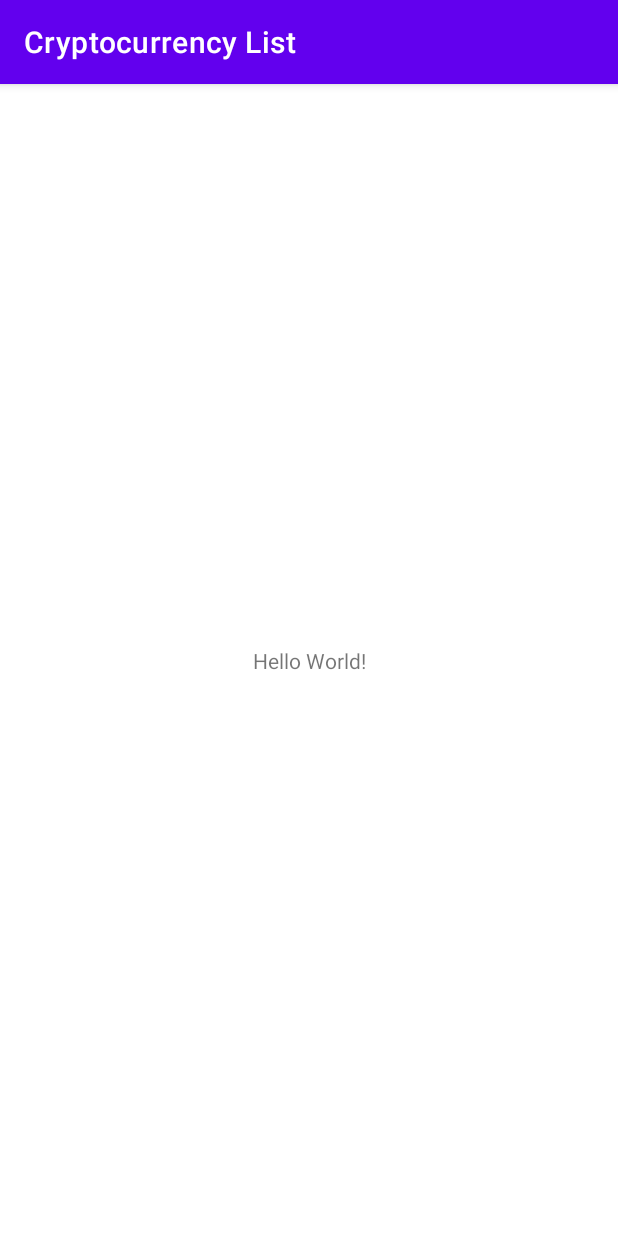
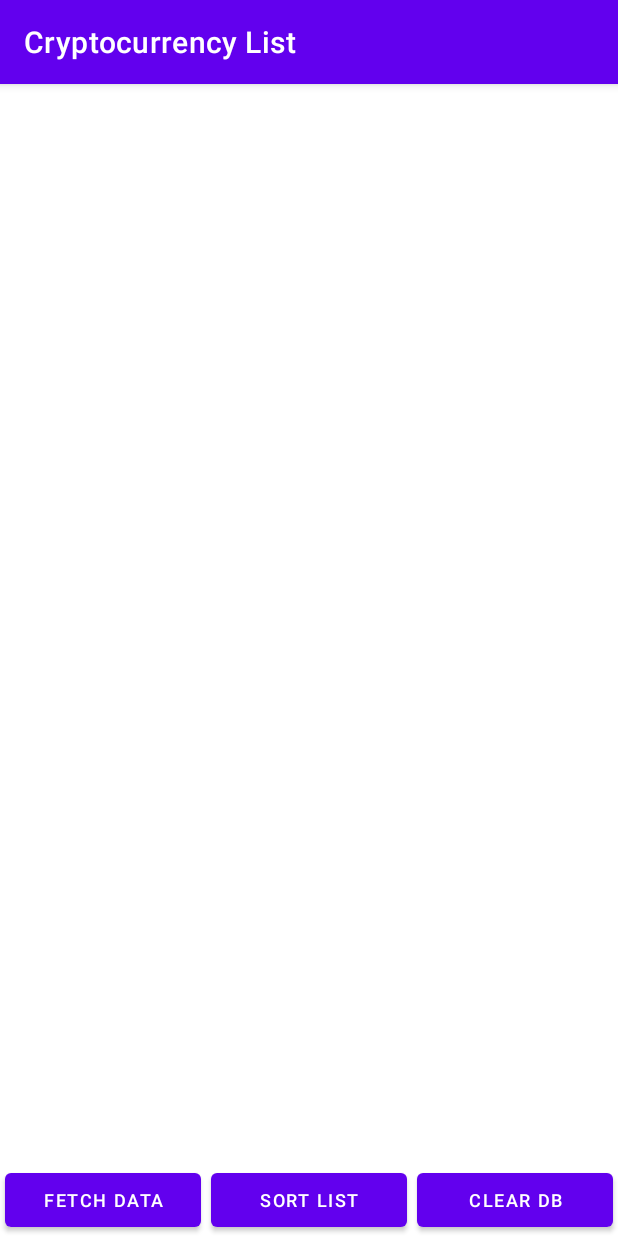
Before and after one commit to kevinhao426/CryptocurrencyList, an Android app: the screen it shows after launch (MainActivity), on a phone screen of 412 x 824 dp. Run offline under Robolectric (Android 15) with nearby library versions, the phone set to English and light mode, and no system bars; our stand-ins replace Dagger/Hilt's generated code, Room's generated code, Timber.

```diff
--- a/app/build.gradle
+++ b/app/build.gradle
@@ -31,6 +31,9 @@ android {
     kotlinOptions {
         jvmTarget = '1.8'
     }
+    buildFeatures {
+        viewBinding true
+    }
 }
 
 dependencies {
@@ -50,7 +53,7 @@ dependencies {
     implementation("androidx.room:room-ktx:2.4.1")
 
     //Async task: Android Coroutine
-    implementation("org.jetbrains.kotlinx:kotlinx-coroutines-android:1.5.0")
+    implementation("org.jetbrains.kotlinx:kotlinx-coroutines-android:1.5.2")
     implementation "androidx.lifecycle:lifecycle-viewmodel-ktx:2.4.0"
     implementation("androidx.lifecycle:lifecycle-runtime-ktx:2.4.0")
 
--- a/app/src/main/AndroidManifest.xml
+++ b/app/src/main/AndroidManifest.xml
@@ -12,7 +12,8 @@
         android:theme="@style/Theme.CryptocurrencyList">
         <activity
             android:name=".view.MainActivity"
-            android:exported="true">
+            android:exported="true"
+            android:screenOrientation="locked">
             <intent-filter>
                 <action android:name="android.intent.action.MAIN" />
 
--- a/app/src/main/java/com/kevinhao426/cryptocurrencylist/dao/AppDatabase.kt
+++ b/app/src/main/java/com/kevinhao426/cryptocurrencylist/dao/AppDatabase.kt
@@ -1,10 +1,30 @@
 package com.kevinhao426.cryptocurrencylist.dao
 
+import android.content.Context
 import androidx.room.Database
+import androidx.room.Room
 import androidx.room.RoomDatabase
 import com.kevinhao426.cryptocurrencylist.model.CurrencyData
 
 @Database(entities = [CurrencyData::class], version = 1)
 abstract class AppDatabase : RoomDatabase() {
     abstract fun currencyDataDao(): CurrencyDataDao
+
+    companion object {
+        //singleton with synchronized lock can prevent multiple instance of db opening at the same time
+        @Volatile
+        private var INSTANCE: AppDatabase? = null
+
+        fun getDataBase(context: Context): AppDatabase {
+            return INSTANCE ?: synchronized(this) {
+                val instance = Room.databaseBuilder(
+                    context.applicationContext,
+                    AppDatabase::class.java,
+                    "CurrencyDemoDB"
+                ).build()
+                INSTANCE = instance
+                instance
+            }
+        }
+    }
 }
--- a/app/src/main/java/com/kevinhao426/cryptocurrencylist/dao/CurrencyDataDao.kt
+++ b/app/src/main/java/com/kevinhao426/cryptocurrencylist/dao/CurrencyDataDao.kt
@@ -13,4 +13,7 @@ interface CurrencyDataDao {
 
     @Delete
     suspend fun delete(data: CurrencyData)
+
+    @Query("DELETE FROM CurrencyData")
+    suspend fun deleteAll()
 }
--- a/app/src/main/java/com/kevinhao426/cryptocurrencylist/di/AppModule.kt
+++ b/app/src/main/java/com/kevinhao426/cryptocurrencylist/di/AppModule.kt
@@ -2,7 +2,6 @@ package com.kevinhao426.cryptocurrencylist.di
 
 import android.app.Application
 import android.content.Context
-import androidx.room.Room
 import com.kevinhao426.cryptocurrencylist.dao.AppDatabase
 import dagger.Module
 import dagger.Provides
@@ -19,6 +18,5 @@ class AppModule {
 
     @Provides
     @Singleton
-    fun provideRoom(context: Context): AppDatabase =
-        Room.databaseBuilder(context, AppDatabase::class.java, "CurrencyDemoDB").build()
+    fun provideRoom(context: Context): AppDatabase = AppDatabase.getDataBase(context)
 }
--- a/app/src/main/java/com/kevinhao426/cryptocurrencylist/model/CurrencyList.kt
+++ /dev/null
@@ -1,5 +0,0 @@
-package com.kevinhao426.cryptocurrencylist.model
-
-data class CurrencyList(
-    val list: List<CurrencyData>
-)
--- a/app/src/main/java/com/kevinhao426/cryptocurrencylist/view/MainActivity.kt
+++ b/app/src/main/java/com/kevinhao426/cryptocurrencylist/view/MainActivity.kt
@@ -3,14 +3,15 @@ package com.kevinhao426.cryptocurrencylist.view
 import android.os.Bundle
 import androidx.activity.viewModels
 import androidx.appcompat.app.AppCompatActivity
-import com.kevinhao426.cryptocurrencylist.R
 import com.kevinhao426.cryptocurrencylist.dao.AppDatabase
+import com.kevinhao426.cryptocurrencylist.databinding.ActivityMainBinding
 import com.kevinhao426.cryptocurrencylist.viewModel.MainViewModel
 import dagger.hilt.android.AndroidEntryPoint
 import javax.inject.Inject
 
 @AndroidEntryPoint
 class MainActivity : AppCompatActivity() {
+    lateinit var binding: ActivityMainBinding
 
     @Inject
     lateinit var appDatabase: AppDatabase
@@ -19,9 +20,24 @@ class MainActivity : AppCompatActivity() {
 
     override fun onCreate(savedInstanceState: Bundle?) {
         super.onCreate(savedInstanceState)
-        setContentView(R.layout.activity_main)
+        binding = ActivityMainBinding.inflate(layoutInflater)
+        setContentView(binding.root)
 
-        viewModel.fetchCurrencyList(this, appDatabase)
+        bindUIEvent()
+    }
+
+    private fun bindUIEvent() {
+        binding.fetchDataBtn.setOnClickListener {
+            viewModel.fetchCurrencyList(this, appDatabase)
+        }
+
+        binding.clearDBBtn.setOnClickListener {
+            viewModel.clearDB(appDatabase)
+        }
+
+        binding.sortListBtn.setOnClickListener {
+            viewModel.sortCurrencyList()
+        }
     }
 
 
--- a/app/src/main/java/com/kevinhao426/cryptocurrencylist/viewModel/MainViewModel.kt
+++ b/app/src/main/java/com/kevinhao426/cryptocurrencylist/viewModel/MainViewModel.kt
@@ -41,6 +41,21 @@ class MainViewModel @Inject constructor() : ViewModel() {
                 }
             }
         }
+    }
 
+    fun clearDB(appDatabase: AppDatabase) {
+        viewModelScope.launch {
+            appDatabase.currencyDataDao().deleteAll()
+            currencyListLiveData.postValue(listOf())
+        }
+    }
+
+    fun sortCurrencyList() {
+        currencyListLiveData.value?.let {
+            val sortedList = it.sortedBy { item ->
+                item.id
+            }
+            currencyListLiveData.postValue(sortedList)
+        }
     }
 }
--- a/app/src/main/res/layout/activity_main.xml
+++ b/app/src/main/res/layout/activity_main.xml
@@ -6,13 +6,47 @@
     android:layout_height="match_parent"
     tools:context=".view.MainActivity">
 
-    <TextView
-        android:layout_width="wrap_content"
+    <FrameLayout
+        android:id="@+id/fragmentContainer"
+        android:layout_width="match_parent"
+        android:layout_height="match_parent"
+        android:background="@color/white" />
+
+    <LinearLayout
+        android:id="@+id/buttonPanel"
+        android:layout_width="match_parent"
         android:layout_height="wrap_content"
-        android:text="Hello World!"
-        app:layout_constraintBottom_toBottomOf="parent"
-        app:layout_constraintLeft_toLeftOf="parent"
-        app:layout_constraintRight_toRightOf="parent"
-        app:layout_constraintTop_toTopOf="parent" />
+        android:orientation="horizontal"
+        app:layout_constraintBottom_toBottomOf="parent">
+
+        <Button
+            android:id="@+id/fetchDataBtn"
+            android:layout_width="0dp"
+            android:layout_height="wrap_content"
+            android:layout_marginHorizontal="3dp"
+            android:layout_weight="1"
+            android:text="@string/fetch_data"
+            android:textSize="12sp" />
+
+        <Button
+            android:id="@+id/sortListBtn"
+            android:layout_width="0dp"
+            android:layout_height="wrap_content"
+            android:layout_marginHorizontal="3dp"
+            android:layout_weight="1"
+            android:text="@string/sort_list"
+            android:textSize="12sp" />
+
+        <Button
+            android:id="@+id/clearDBBtn"
+            android:layout_width="0dp"
+            android:layout_height="wrap_content"
+            android:layout_marginHorizontal="3dp"
+            android:layout_weight="1"
+            android:text="@string/clear_db"
+            android:textSize="12sp" />
+
+
+    </LinearLayout>
 
 </androidx.constraintlayout.widget.ConstraintLayout>
--- a/app/src/main/res/values/strings.xml
+++ b/app/src/main/res/values/strings.xml
@@ -1,4 +1,7 @@
 <resources>
     <string name="app_name">Cryptocurrency List</string>
     <string name="dataError">There\'s an error in json file</string>
+    <string name="fetch_data">fetch Data</string>
+    <string name="sort_list">sort list</string>
+    <string name="clear_db">clear db</string>
 </resources>
```
Also changed, not shown: gradle/wrapper/gradle-wrapper.properties.
